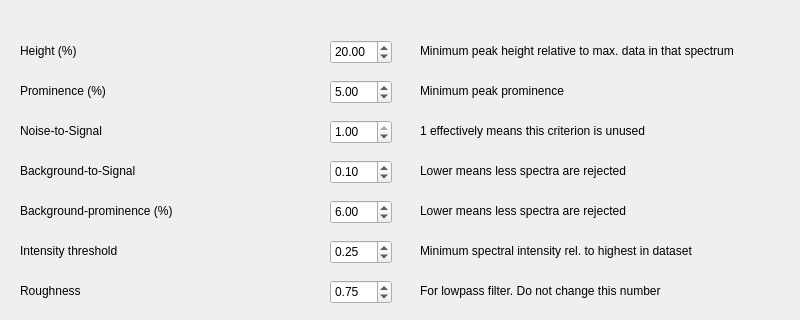
Qt form gui/gui.ui (pdijksta/photon_spectra) before a commit; both pictures show x 0 to 800 and y 0 to 320 of the 800 by 600 pixel window.
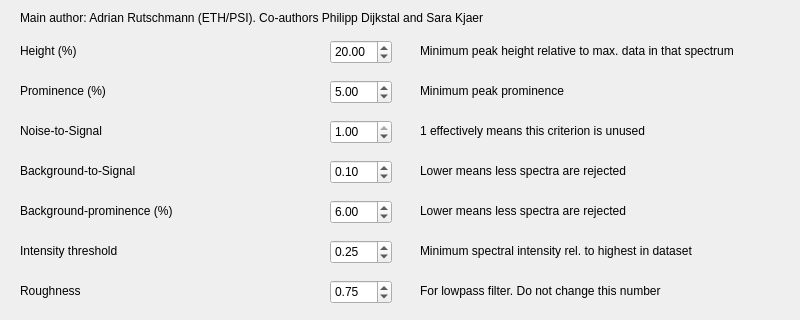
The same form after that commit.

What changed in the file:
```diff
--- a/gui/gui.ui
+++ b/gui/gui.ui
@@ -506,6 +506,19 @@
      <string>Logbook</string>
     </property>
    </widget>
+   <widget class="QLabel" name="label_22">
+    <property name="geometry">
+     <rect>
+      <x>20</x>
+      <y>10</y>
+      <width>771</width>
+      <height>16</height>
+     </rect>
+    </property>
+    <property name="text">
+     <string>Main author: Adrian Rutschmann (ETH/PSI). Co-authors Philipp Dijkstal and Sara Kjaer</string>
+    </property>
+   </widget>
   </widget>
   <widget class="QMenuBar" name="menubar">
    <property name="geometry">
```
